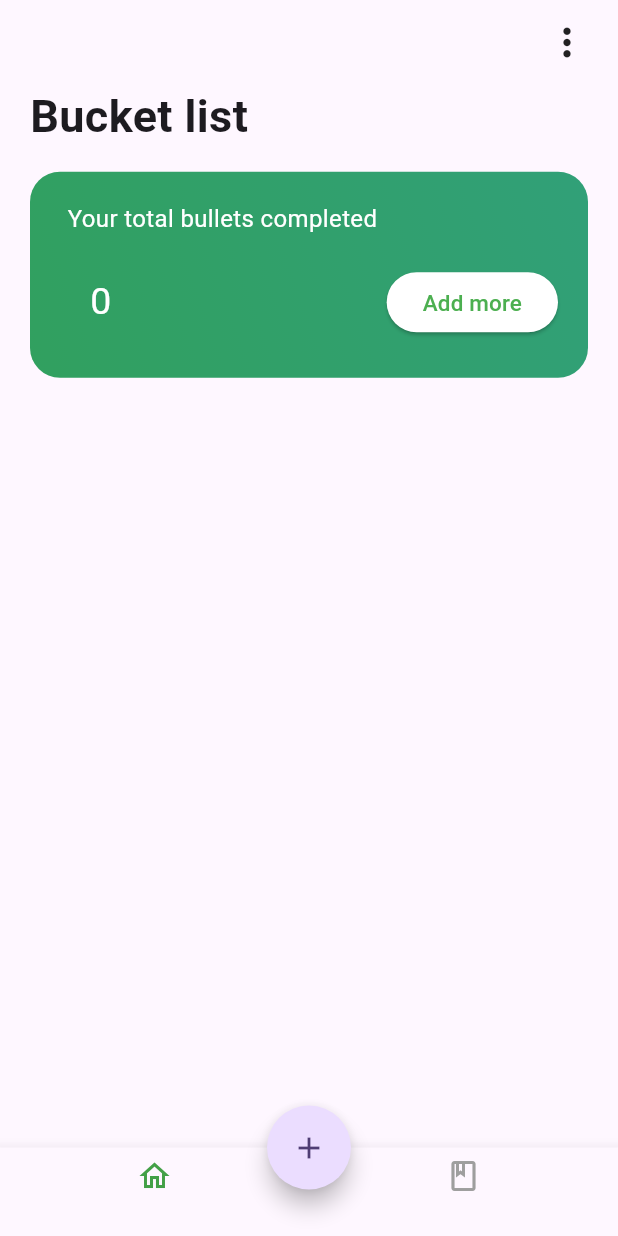
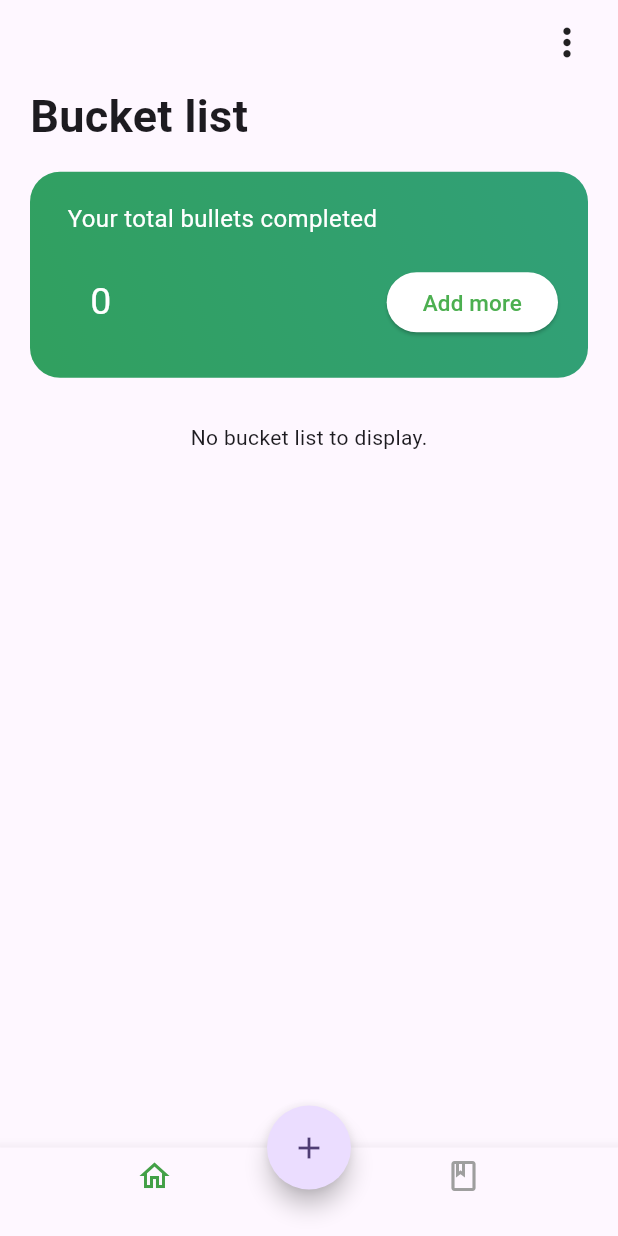
Before and after one commit to JustChung/PicBucket, a Flutter app: the screen it shows once a user with an empty profile is signed in, on a phone screen of 412 x 824 dp. Run offline on Flutter 3.47's test engine with Material 3 defaults, Android fonts, the phone set to English and light mode, and no system bars; our stand-ins replace camera, cloud_firestore, firebase_auth, firebase_core, firebase_storage, fluttertoast; accounts and stored records are empty.

Commit message:
added nothig to display message

```diff
--- a/lib/list.dart
+++ b/lib/list.dart
@@ -23,8 +23,8 @@ class _TasksState extends State<Tasks> {
       child: StreamBuilder<QuerySnapshot>(
         stream: fireStore.collection(user.uid).where('type', isEqualTo: "task" ).snapshots(),
         builder: (context, snapshot) {
-          if (!snapshot.hasData) {
-            return const Text('No tasks to display');
+          if (!snapshot.hasData || snapshot.data!.docs.isEmpty) {
+            return const Text('No bucket list to display.');
           } else {
             return ListView(
               children: snapshot.data!.docs.map((DocumentSnapshot document) {
--- a/pubspec.yaml
+++ b/pubspec.yaml
@@ -16,7 +16,7 @@ publish_to: 'none' # Remove this line if you wish to publish to pub.dev
 # https://developer.apple.com/library/archive/documentation/General/Reference/InfoPlistKeyReference/Articles/CoreFoundationKeys.html
 # In Windows, build-name is used as the major, minor, and patch parts
 # of the product and file versions while build-number is used as the build suffix.
-version: 1.0.0+1
+version: 1.0.1+3
 
 environment:
   sdk: '>=3.2.5 <4.0.0'
```
Also changed, not shown: lib/memories_page.dart (+4 -4 lines).
